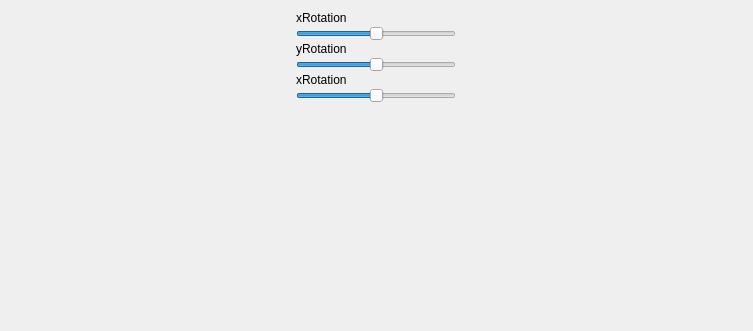
Qt form View/mainwindow.ui (lubudubek/qtRubicCube) before a commit.
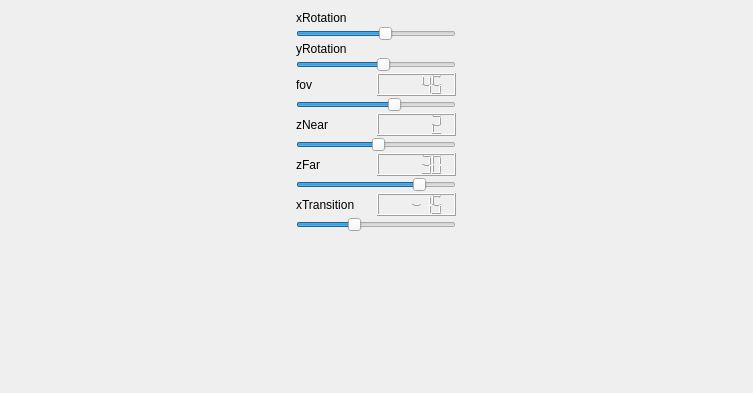
The same form after that commit.

Commit message: camera controlled by qt sliders

Patch:
```diff
--- a/View/mainwindow.ui
+++ b/View/mainwindow.ui
@@ -7,7 +7,7 @@
     <x>0</x>
     <y>0</y>
     <width>753</width>
-    <height>331</height>
+    <height>393</height>
    </rect>
   </property>
   <property name="windowTitle">
@@ -41,10 +41,13 @@
         </size>
        </property>
        <property name="minimum">
-        <number>-300</number>
+        <number>-80</number>
        </property>
        <property name="maximum">
-        <number>300</number>
+        <number>80</number>
+       </property>
+       <property name="value">
+        <number>10</number>
        </property>
        <property name="orientation">
         <enum>Qt::Horizontal</enum>
@@ -72,20 +75,77 @@
        <property name="maximum">
         <number>300</number>
        </property>
+       <property name="value">
+        <number>30</number>
+       </property>
        <property name="orientation">
         <enum>Qt::Horizontal</enum>
        </property>
       </widget>
      </item>
      <item>
-      <widget class="QLabel" name="xLabel_3">
-       <property name="text">
-        <string>xRotation</string>
+      <layout class="QHBoxLayout" name="horizontalLayout_3">
+       <item>
+        <widget class="QLabel" name="xLabel_3">
+         <property name="text">
+          <string>fov</string>
+         </property>
+        </widget>
+       </item>
+       <item>
+        <widget class="QLCDNumber" name="lcdFov">
+         <property name="intValue" stdset="0">
+          <number>45</number>
+         </property>
+        </widget>
+       </item>
+      </layout>
+     </item>
+     <item>
+      <widget class="QSlider" name="fovCamera">
+       <property name="maximumSize">
+        <size>
+         <width>160</width>
+         <height>16777215</height>
+        </size>
        </property>
+       <property name="minimum">
+        <number>-180</number>
+       </property>
+       <property name="maximum">
+        <number>180</number>
+       </property>
+       <property name="singleStep">
+        <number>0</number>
+       </property>
+       <property name="value">
+        <number>45</number>
+       </property>
+       <property name="orientation">
+        <enum>Qt::Horizontal</enum>
+       </property>
       </widget>
      </item>
      <item>
-      <widget class="QSlider" name="zRotation">
+      <layout class="QHBoxLayout" name="horizontalLayout_4">
+       <item>
+        <widget class="QLabel" name="label">
+         <property name="text">
+          <string>zNear</string>
+         </property>
+        </widget>
+       </item>
+       <item>
+        <widget class="QLCDNumber" name="lcdZNear">
+         <property name="value" stdset="0">
+          <double>2.000000000000000</double>
+         </property>
+        </widget>
+       </item>
+      </layout>
+     </item>
+     <item>
+      <widget class="QSlider" name="zNearCamera">
        <property name="maximumSize">
         <size>
          <width>160</width>
@@ -93,10 +153,96 @@
         </size>
        </property>
        <property name="minimum">
-        <number>-300</number>
+        <number>-50</number>
        </property>
        <property name="maximum">
-        <number>300</number>
+        <number>50</number>
+       </property>
+       <property name="value">
+        <number>2</number>
+       </property>
+       <property name="orientation">
+        <enum>Qt::Horizontal</enum>
+       </property>
+      </widget>
+     </item>
+     <item>
+      <layout class="QHBoxLayout" name="horizontalLayout_5">
+       <item>
+        <widget class="QLabel" name="label_2">
+         <property name="text">
+          <string>zFar</string>
+         </property>
+        </widget>
+       </item>
+       <item>
+        <widget class="QLCDNumber" name="lcdZFar">
+         <property name="value" stdset="0">
+          <double>30.000000000000000</double>
+         </property>
+        </widget>
+       </item>
+      </layout>
+     </item>
+     <item>
+      <widget class="QSlider" name="zFarCamera">
+       <property name="maximumSize">
+        <size>
+         <width>160</width>
+         <height>16777215</height>
+        </size>
+       </property>
+       <property name="minimum">
+        <number>-50</number>
+       </property>
+       <property name="maximum">
+        <number>50</number>
+       </property>
+       <property name="value">
+        <number>30</number>
+       </property>
+       <property name="orientation">
+        <enum>Qt::Horizontal</enum>
+       </property>
+      </widget>
+     </item>
+     <item>
+      <layout class="QHBoxLayout" name="horizontalLayout_6">
+       <item>
+        <widget class="QLabel" name="label_3">
+         <property name="text">
+          <string>xTransition</string>
+         </property>
+        </widget>
+       </item>
+       <item>
+        <widget class="QLCDNumber" name="lcdZTrans">
+         <property name="value" stdset="0">
+          <double>-15.000000000000000</double>
+         </property>
+         <property name="intValue" stdset="0">
+          <number>-15</number>
+         </property>
+        </widget>
+       </item>
+      </layout>
+     </item>
+     <item>
+      <widget class="QSlider" name="zTransition">
+       <property name="maximumSize">
+        <size>
+         <width>160</width>
+         <height>16777215</height>
+        </size>
+       </property>
+       <property name="minimum">
+        <number>-50</number>
+       </property>
+       <property name="maximum">
+        <number>50</number>
+       </property>
+       <property name="value">
+        <number>-15</number>
        </property>
        <property name="orientation">
         <enum>Qt::Horizontal</enum>
```
The commit also changes 26 other files.
